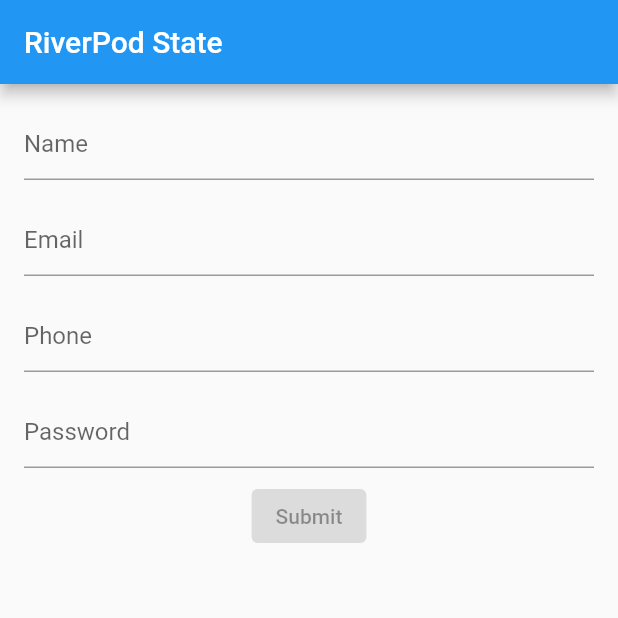
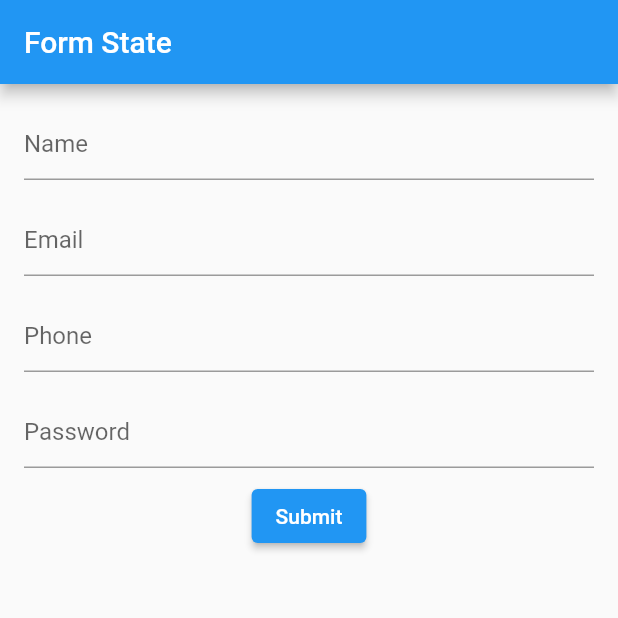
Before and after one commit to hamishnorton/flutter_state_example, a Flutter app: the screen it shows after launch, on a phone screen of 412 x 824 dp, the top half of it. Run offline on Flutter 3.47's test engine with Material 2 defaults, Android fonts, the phone set to English and light mode, and no system bars; our stand-ins replace bloc, file_picker, flutter_bloc, flutter_riverpod, hooks_riverpod.

Commit message:
create variable in main for setting the stateSystem to use.

```diff
--- a/lib/main.dart
+++ b/lib/main.dart
@@ -1,51 +1,73 @@
 import 'package:flutter/material.dart';
-import 'package:flutter_riverpod/flutter_riverpod.dart';
+import 'package:flutter_bloc/flutter_bloc.dart';
+import 'package:flutter_state_example/cubit/cubit_state_screen.dart';
+import 'package:flutter_state_example/cubit/form_cubit.dart';
+import 'package:flutter_state_example/form_state/form_state_screen.dart';
+import 'package:flutter_state_example/provider/form_provider.dart';
+import 'package:flutter_state_example/provider/provider_state_screen.dart';
+import 'package:flutter_state_example/riverpod/riverpod.dart';
+import 'package:hooks_riverpod/hooks_riverpod.dart';
+import 'package:provider/provider.dart' as provider;
 
-import 'riverpod/riverpod_screen.dart';
+enum StateSystem { form, cubit, provider, riverPod }
 
 void main() {
-  // Form State && Cubit
-  //runApp(const MyApp());
+  StateSystem stateSystem = StateSystem.form;
 
-  // Provider
-  // runApp(ChangeNotifierProvider(
-  //     create: (_) => FormProvider(), child: const MyApp()));
-
-  // RiverPod
+  switch (stateSystem) {
+    case StateSystem.form:
+      runApp(App(stateSystem: stateSystem));
+      break;
+    case StateSystem.cubit:
+      runApp(App(stateSystem: stateSystem));
+      break;
+    case StateSystem.riverPod:
       runApp(
-    const ProviderScope(
-      child: MyApp(),
+        ProviderScope(
+          child: App(stateSystem: stateSystem),
         ),
       );
+      break;
+    case StateSystem.provider:
+      runApp(provider.ChangeNotifierProvider(
+          create: (_) => FormProvider(), child: App(stateSystem: stateSystem)));
+      break;
+  }
 }
 
-class MyApp extends StatelessWidget {
-  const MyApp({Key? key}) : super(key: key);
+class App extends StatelessWidget {
+  const App({Key? key, required this.stateSystem}) : super(key: key);
 
-  // This widget is the root of your application.
+  final StateSystem stateSystem;
+
   @override
   Widget build(BuildContext context) {
+    Widget home;
+
+    switch (stateSystem) {
+      case StateSystem.form:
+        home = const FormStateScreen();
+        break;
+      case StateSystem.cubit:
+        home = BlocProvider<FormCubit>(
+          create: (BuildContext context) => FormCubit(),
+          child: const CubitStateScreen(),
+        );
+        break;
+      case StateSystem.provider:
+        home = provider.ChangeNotifierProvider(
+            create: (_) => FormProvider(), child: const ProviderStateScreen());
+        break;
+      case StateSystem.riverPod:
+        home = const RiverPodScreen();
+        break;
+    }
     return MaterialApp(
         title: 'Flutter State Examples',
         theme: ThemeData(
           primarySwatch: Colors.blue,
         ),
-
-      // FormState
-      //home: const FormStateScreen(),
-
-      // Provider
-      // home: ChangeNotifierProvider(
-      //     create: (_) => FormProvider(), child: const ProviderStateScreen()),
-
-      // Cubit
-      // home: BlocProvider<FormCubit>(
-      //   create: (BuildContext context) => FormCubit(),
-      //   child: const CubitStateScreen(),
-      // ));
-
-      home: const RiverPodScreen(),
-    );
+        home: home);
   }
 }
 
```
Also changed, not shown: 1 other file. Lines whose indentation alone changed are shown as unchanged.
